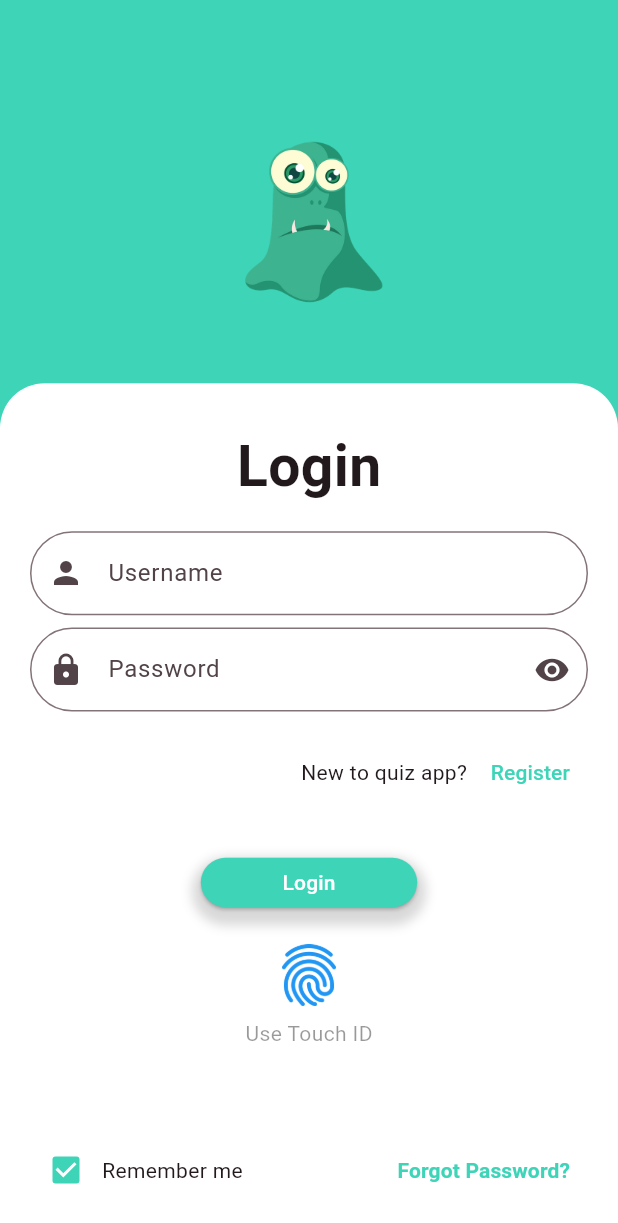
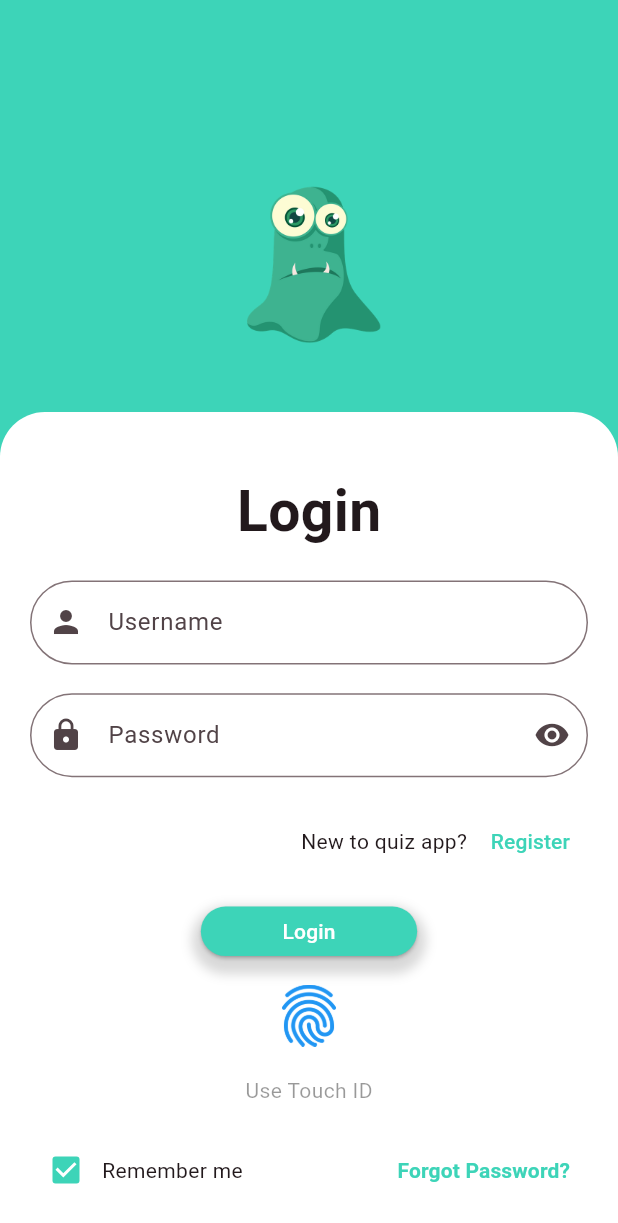
Before and after one commit to MazenMomen/quiz_app_mazen_momen, a Flutter app: the OpeningScreen screen opened directly, after a tap on "Start", on a phone screen of 412 x 824 dp. Shown: the top 1223 px of the screen. Run offline on Flutter 3.47's test engine with Material 2 defaults, Android fonts, the phone set to English and light mode, and no system bars; our stand-ins replace google_fonts.

Commit message:
converting login screen to a stack to prevent overflow

```diff
--- a/lib/main.dart
+++ b/lib/main.dart
@@ -1,5 +1,5 @@
 import 'package:flutter/material.dart';
-import 'package:quiz_app_mazen_momen/screens/result_screen.dart';
+import 'package:quiz_app_mazen_momen/screens/login_screen.dart';
 
 void main() {
   runApp(const MyApp());
@@ -16,7 +16,7 @@ class MyApp extends StatelessWidget {
         colorScheme: ColorScheme.fromSeed(seedColor: Colors.black),
         useMaterial3: true,
       ),
-      home: const ResultScreen(),
+      home: const LoginScreen(),
     );
   }
 }
--- a/lib/screens/login_screen.dart
+++ b/lib/screens/login_screen.dart
@@ -8,24 +8,26 @@ class LoginScreen extends StatelessWidget {
   @override
   Widget build(BuildContext context) {
     return Scaffold(
-      backgroundColor: const Color.fromARGB(255, 61, 212, 184),
-      body: SafeArea(
-        child: Column(
+      body: Stack(
+        alignment: Alignment.bottomCenter,
         children: [
-            SizedBox(
-              height: MediaQuery.of(context).size.height * 0.31,
+          Align(
+            alignment: Alignment.topCenter,
+            child: Container(
+              padding: const EdgeInsets.symmetric(),
+              height: MediaQuery.of(context).size.height * 0.4,
               width: MediaQuery.of(context).size.width,
-              child: Column(
-                mainAxisAlignment: MainAxisAlignment.center,
-                children: [
-                  Container(height: MediaQuery.of(context).size.height * 0.02),
-                  Image.asset("assets/ghost.png",
-                      height: MediaQuery.of(context).size.height * 0.18),
-                ],
+              color: const Color.fromARGB(255, 61, 212, 184),
+              child: Center(
+                child: Image.asset("assets/ghost.png",
+                    width: MediaQuery.of(context).size.width * 0.35,
+                    height: MediaQuery.of(context).size.height * 0.3),
               ),
             ),
-            Expanded(
-              child: Container(
+          ),
+          Container(
+            height: MediaQuery.of(context).size.height * 2 / 3,
+            width: MediaQuery.of(context).size.width,
             decoration: const BoxDecoration(
               color: Colors.white,
               borderRadius: BorderRadius.only(
@@ -38,17 +40,12 @@ class LoginScreen extends StatelessWidget {
               child: Column(
                 mainAxisAlignment: MainAxisAlignment.start,
                 children: [
-                      Container(
-                        height: MediaQuery.of(context).size.height * 0.01,
-                      ),
+                  const Spacer(),
                   const Text(
                     "Login",
-                        style: TextStyle(
-                            fontSize: 38, fontWeight: FontWeight.bold),
+                    style: TextStyle(fontSize: 38, fontWeight: FontWeight.bold),
                   ),
-                      Container(
-                        height: MediaQuery.of(context).size.height * 0.02,
-                      ),
+                  const Spacer(),
                   const TextField(
                       decoration: InputDecoration(
                     hintText: "Username",
@@ -57,9 +54,7 @@ class LoginScreen extends StatelessWidget {
                       borderRadius: BorderRadius.all(Radius.circular(30)),
                     ),
                   )),
-                      Container(
-                        height: MediaQuery.of(context).size.height * 0.01,
-                      ),
+                  const Spacer(),
                   const TextField(
                       decoration: InputDecoration(
                     hintText: "Password",
@@ -69,9 +64,7 @@ class LoginScreen extends StatelessWidget {
                       borderRadius: BorderRadius.all(Radius.circular(30)),
                     ),
                   )),
-                      Container(
-                        height: MediaQuery.of(context).size.height * 0.02,
-                      ),
+                  const Spacer(),
                   Row(
                     mainAxisAlignment: MainAxisAlignment.end,
                     children: [
@@ -81,15 +74,12 @@ class LoginScreen extends StatelessWidget {
                           child: Text(
                             "Register",
                             style: GoogleFonts.roboto(
-                                  color:
-                                      const Color.fromARGB(255, 61, 212, 184),
+                              color: const Color.fromARGB(255, 61, 212, 184),
                             ),
                           )),
                     ],
                   ),
-                      Container(
-                        height: MediaQuery.of(context).size.height * 0.04,
-                      ),
+                  const Spacer(),
                   Container(
                     width: MediaQuery.of(context).size.width * 0.35,
                     height: MediaQuery.of(context).size.height * 0.04,
@@ -100,14 +90,13 @@ class LoginScreen extends StatelessWidget {
                               .withOpacity(0.4), // Set the shadow color
                           spreadRadius:
                               6, // Set the spread radius of the shadow
-                              blurRadius:
-                                  6, // Set the blur radius of the shadow
+                          blurRadius: 6, // Set the blur radius of the shadow
                           offset: const Offset(
                               0, 6), // Set the offset of the shadow
                         ),
                       ],
-                          borderRadius: BorderRadius.circular(
-                              50), // Set button border radius
+                      borderRadius:
+                          BorderRadius.circular(50), // Set button border radius
                     ),
                     child: ElevatedButton(
                       onPressed: () {
@@ -132,14 +121,10 @@ class LoginScreen extends StatelessWidget {
                       ),
                     ),
                   ),
-                      Container(
-                        height: MediaQuery.of(context).size.height * 0.03,
-                      ),
+                  const Spacer(),
                   Image.asset("assets/fingerprint.png",
                       height: MediaQuery.of(context).size.height * 0.05),
-                      Container(
-                        height: MediaQuery.of(context).size.height * 0.01,
-                      ),
+                  const Spacer(),
                   Text(
                     "Use Touch ID",
                     style: GoogleFonts.roboto(
@@ -166,8 +151,7 @@ class LoginScreen extends StatelessWidget {
                           child: Text(
                             "Forgot Password?",
                             style: GoogleFonts.roboto(
-                                    color:
-                                        const Color.fromARGB(255, 61, 212, 184),
+                                color: const Color.fromARGB(255, 61, 212, 184),
                                 fontWeight: FontWeight.bold),
                           )),
                     ],
@@ -176,9 +160,7 @@ class LoginScreen extends StatelessWidget {
               ),
             ),
           ),
-            ),
         ],
-        ),
       ),
     );
   }
```
Lines whose indentation alone changed are shown as unchanged.
